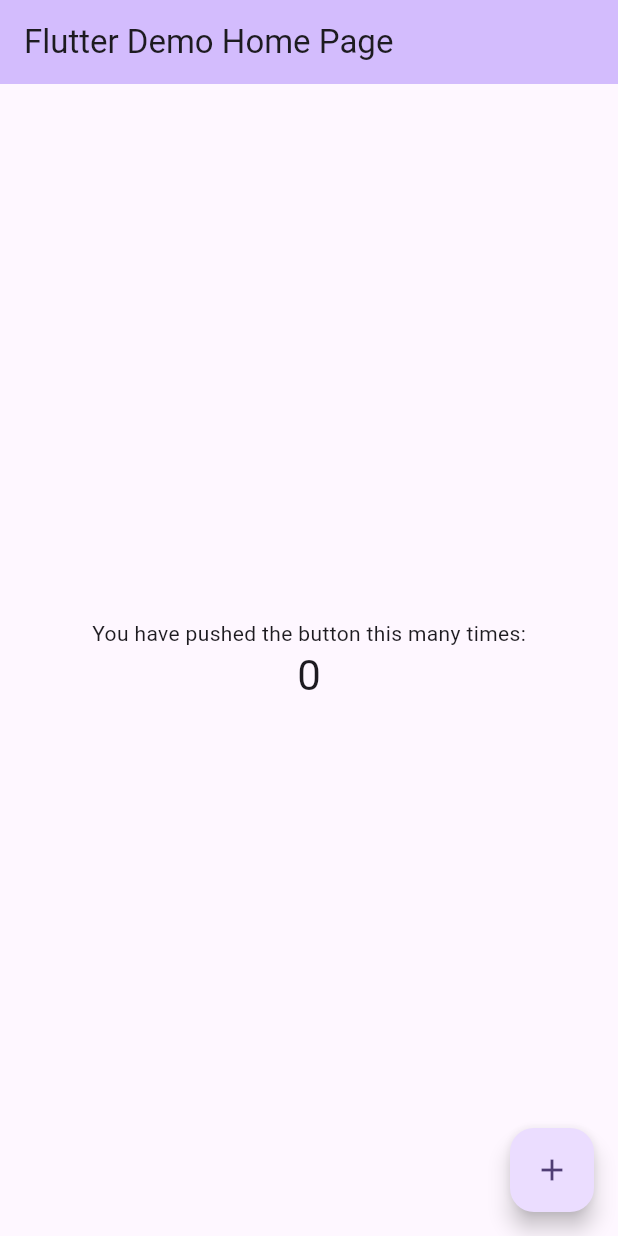
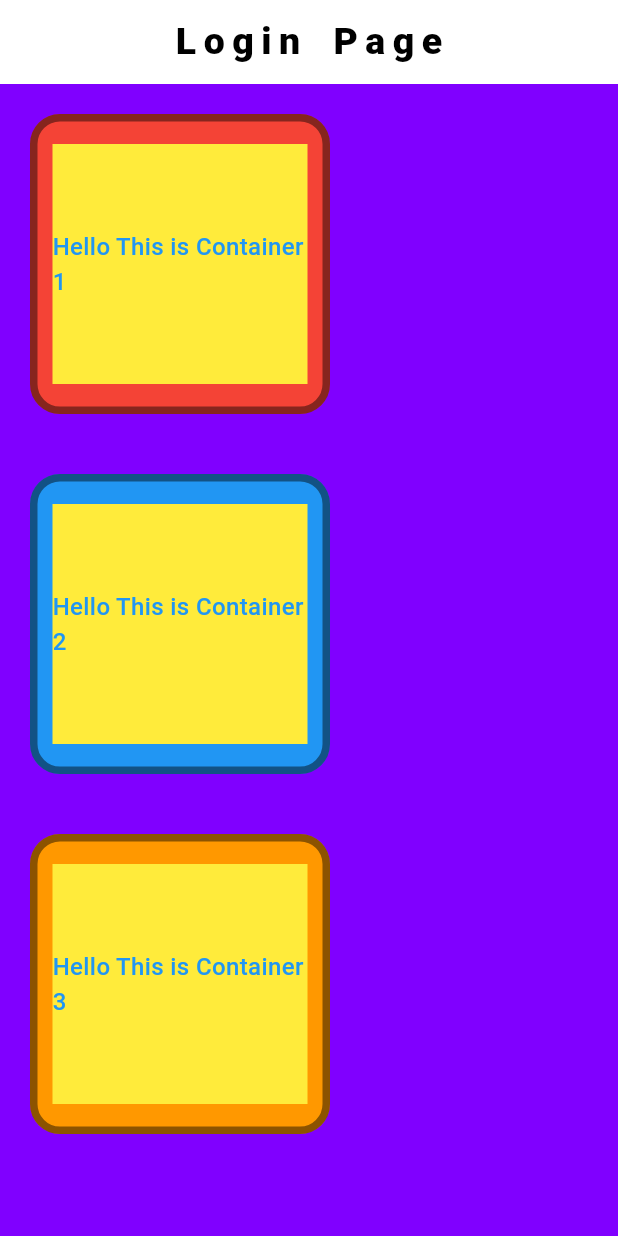
Before and after one commit to maheshmobileApp/morning7to8, a Flutter app: the screen it shows after launch, on a phone screen of 412 x 824 dp. Run offline on Flutter 3.47's test engine with Material 2 defaults, Android fonts, the phone set to English and light mode, and no system bars.

Commit message:
text,container and colum part 1

```diff
--- /dev/null
+++ b/lib/Login/Login.dart
@@ -0,0 +1,67 @@
+import 'package:flutter/material.dart';
+
+class Login extends StatefulWidget {
+  const Login({Key? key}) : super(key: key);
+
+  @override
+  _LoginState createState() => _LoginState();
+}
+
+class _LoginState extends State<Login> {
+  @override
+  Widget build(BuildContext context) {
+    return Scaffold(
+        appBar: AppBar(
+          title: Text(
+            "Login Page",
+            style: TextStyle(
+                fontSize: 25,
+                color: Colors.black,
+                fontWeight: FontWeight.w800,
+                letterSpacing: 5,
+                wordSpacing: 6),
+          ),
+          backgroundColor: Colors.white,
+          actions: [
+            // IconButton(onPressed: () {}, icon: Icon(Icons.notification_add)),
+            // IconButton(onPressed: () {}, icon: Icon(Icons.remember_me_outlined)),
+            // IconButton(onPressed: () {}, icon: Icon(Icons.notification_add))
+          ],
+          centerTitle: true,
+        ),
+        backgroundColor: Color.fromRGBO(128, 0, 255, 1),
+        body: Column(
+          children: [
+            createContainer(Colors.red,Colors.black45,1),
+            createContainer(Colors.blue,Colors.black45,2),
+            createContainer(Colors.orange,Colors.black45,3)
+          ],
+        ));
+  }
+
+  Widget createContainer(Color color,Color borderColor, int number) {
+    return Container(
+      margin: EdgeInsets.all(20),
+      decoration: BoxDecoration(
+          color: color,
+          borderRadius: BorderRadius.circular(20),
+          border: Border.all(color:borderColor, width: 5)),
+      width: 200,
+      height: 200,
+      // color: Color.fromRGBO(204, 204, 255, 1),
+      padding: EdgeInsets.symmetric(vertical: 15, horizontal: 10),
+      child: Container(
+        alignment: Alignment.center,
+        color: Colors.yellow,
+        child: Text(
+          "Hello This is Container $number",
+          style: TextStyle(
+              color: Colors.blue, fontSize: 16, fontWeight: FontWeight.w500),
+        ),
+      ),
+      alignment: Alignment.center,
+    );
+  }
+}
+
+//opacity range between 0 to 1
--- a/lib/main.dart
+++ b/lib/main.dart
@@ -1,126 +1,26 @@
 import 'package:flutter/material.dart';
 
+import 'Login/Login.dart';
+
 void main() {
-
   runApp(const MyApp());
 }
 
 class MyApp extends StatelessWidget {
   const MyApp({super.key});
-
   // This widget is the root of your application.
   @override
   Widget build(BuildContext context) {
     return MaterialApp(
-      title: 'Flutter Demo',
-      theme: ThemeData(
-        // This is the theme of your application.
-        //
-        // TRY THIS: Try running your application with "flutter run". You'll see
-        // the application has a blue toolbar. Then, without quitting the app,
-        // try changing the seedColor in the colorScheme below to Colors.green
-        // and then invoke "hot reload" (save your changes or press the "hot
-        // reload" button in a Flutter-supported IDE, or press "r" if you used
-        // the command line to start the app).
-        //
-        // Notice that the counter didn't reset back to zero; the application
-        // state is not lost during the reload. To reset the state, use hot
-        // restart instead.
-        //
-        // This works for code too, not just values: Most code changes can be
-        // tested with just a hot reload.
-        colorScheme: ColorScheme.fromSeed(seedColor: Colors.deepPurple),
-        useMaterial3: true,
-      ),
-      home: const MyHomePage(title: 'Flutter Demo Home Page'),
-    );
+      debugShowCheckedModeBanner: false,
+        title: 'Flutter Demo',
+        theme: ThemeData(
+          colorScheme: ColorScheme.fromSeed(seedColor: Colors.deepPurple),
+          useMaterial3: true,
+        ),
+        home: Login());
   }
 }
 
-class MyHomePage extends StatefulWidget {
-  const MyHomePage({super.key, required this.title});
-
-  // This widget is the home page of your application. It is stateful, meaning
-  // that it has a State object (defined below) that contains fields that affect
-  // how it looks.
-
-  // This class is the configuration for the state. It holds the values (in this
-  // case the title) provided by the parent (in this case the App widget) and
-  // used by the build method of the State. Fields in a Widget subclass are
-  // always marked "final".
-
-  final String title;
-
-  @override
-  State<MyHomePage> createState() => _MyHomePageState();
-}
-
-class _MyHomePageState extends State<MyHomePage> {
-  int _counter = 0;
-
-  void _incrementCounter() {
-    setState(() {
-      // This call to setState tells the Flutter framework that something has
-      // changed in this State, which causes it to rerun the build method below
-      // so that the display can reflect the updated values. If we changed
-      // _counter without calling setState(), then the build method would not be
-      // called again, and so nothing would appear to happen.
-      _counter++;
-    });
-  }
-
-  @override
-  Widget build(BuildContext context) {
-    // This method is rerun every time setState is called, for instance as done
-    // by the _incrementCounter method above.
-    //
-    // The Flutter framework has been optimized to make rerunning build methods
-    // fast, so that you can just rebuild anything that needs updating rather
-    // than having to individually change instances of widgets.
-    return Scaffold(
-      appBar: AppBar(
-        // TRY THIS: Try changing the color here to a specific color (to
-        // Colors.amber, perhaps?) and trigger a hot reload to see the AppBar
-        // change color while the other colors stay the same.
-        backgroundColor: Theme.of(context).colorScheme.inversePrimary,
-        // Here we take the value from the MyHomePage object that was created by
-        // the App.build method, and use it to set our appbar title.
-        title: Text(widget.title),
-      ),
-      body: Center(
-        // Center is a layout widget. It takes a single child and positions it
-        // in the middle of the parent.
-        child: Column(
-          // Column is also a layout widget. It takes a list of children and
-          // arranges them vertically. By default, it sizes itself to fit its
-          // children horizontally, and tries to be as tall as its parent.
-          //
-          // Column has various properties to control how it sizes itself and
-          // how it positions its children. Here we use mainAxisAlignment to
-          // center the children vertically; the main axis here is the vertical
-          // axis because Columns are vertical (the cross axis would be
-          // horizontal).
-          //
-          // TRY THIS: Invoke "debug painting" (choose the "Toggle Debug Paint"
-          // action in the IDE, or press "p" in the console), to see the
-          // wireframe for each widget.
-          mainAxisAlignment: MainAxisAlignment.center,
-          children: <Widget>[
-            const Text(
-              'You have pushed the button this many times:',
-            ),
-            Text(
-              '$_counter',
-              style: Theme.of(context).textTheme.headlineMedium,
-            ),
-          ],
-        ),
-      ),
-      floatingActionButton: FloatingActionButton(
-        onPressed: _incrementCounter,
-        tooltip: 'Increment',
-        child: const Icon(Icons.add),
-      ), // This trailing comma makes auto-formatting nicer for build methods.
-    );
-  }
-}
+//main -> runapp->myapp-> materialapp -> home -> scaffold -> body -> container
+// state full and state less
--- a/pubspec.yaml
+++ b/pubspec.yaml
@@ -45,7 +45,7 @@ dev_dependencies:
   # activated in the `analysis_options.yaml` file located at the root of your
   # package. See that file for information about deactivating specific lint
   # rules and activating additional ones.
-  flutter_lints: ^2.0.0
+  #flutter_lints: ^2.0.0
 
 # For information on the generic Dart part of this file, see the
 # following page: https://dart.dev/tools/pub/pubspec
```
Also changed, not shown: pubspec.lock, 5 other files.
